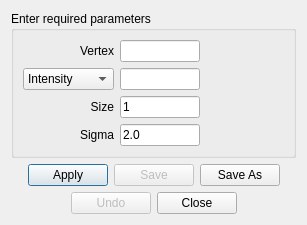
Above: freeview/DialogRepositionSurface.ui from freesurfer/freesurfer before the change. Below: the same form after it.
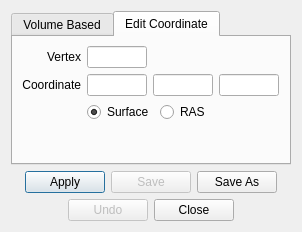
That is the form after the change. The open tabs and pages were chosen to show the change.

Commit message: Added option in Reposition Surface dialog to change vertex coordinate directly

The edit to the form file:
```diff
--- a/freeview/DialogRepositionSurface.ui
+++ b/freeview/DialogRepositionSurface.ui
@@ -6,8 +6,8 @@
    <rect>
     <x>0</x>
     <y>0</y>
-    <width>308</width>
-    <height>265</height>
+    <width>316</width>
+    <height>278</height>
    </rect>
   </property>
   <property name="windowTitle">
@@ -18,10 +18,16 @@
     <enum>QLayout::SetFixedSize</enum>
    </property>
    <item>
-    <widget class="QGroupBox" name="groupBox">
-     <property name="title">
-      <string>Enter required parameters</string>
+    <widget class="QTabWidget" name="tabWidget">
+     <property name="currentIndex">
+      <number>0</number>
      </property>
+     <widget class="QWidget" name="tabVolume">
+      <attribute name="title">
+       <string>Volume Based</string>
+      </attribute>
+      <layout class="QVBoxLayout" name="verticalLayout_2">
+       <item>
      <layout class="QGridLayout" name="gridLayout">
       <item row="0" column="0">
        <widget class="QLabel" name="label">
@@ -43,6 +49,15 @@
         </property>
        </widget>
       </item>
+         <item row="1" column="0">
+          <widget class="QComboBox" name="comboBoxTarget">
+           <item>
+            <property name="text">
+             <string>Intensity</string>
+            </property>
+           </item>
+          </widget>
+         </item>
       <item row="1" column="1">
        <widget class="QLineEdit" name="lineEditTarget">
         <property name="maximumSize">
@@ -58,9 +73,12 @@
         <property name="orientation">
          <enum>Qt::Horizontal</enum>
         </property>
+           <property name="sizeType">
+            <enum>QSizePolicy::Fixed</enum>
+           </property>
         <property name="sizeHint" stdset="0">
          <size>
-          <width>84</width>
+             <width>60</width>
           <height>20</height>
          </size>
         </property>
@@ -112,21 +130,192 @@
         </property>
        </widget>
       </item>
-      <item row="1" column="0">
-       <widget class="QComboBox" name="comboBoxTarget">
+        </layout>
+       </item>
         <item>
+        <spacer name="verticalSpacer">
+         <property name="orientation">
+          <enum>Qt::Vertical</enum>
+         </property>
+         <property name="sizeHint" stdset="0">
+          <size>
+           <width>5</width>
+           <height>0</height>
+          </size>
+         </property>
+        </spacer>
+       </item>
+      </layout>
+     </widget>
+     <widget class="QWidget" name="tabCoordinate">
+      <attribute name="title">
+       <string>Edit Coordinate</string>
+      </attribute>
+      <layout class="QGridLayout" name="gridLayout_2">
+       <item row="0" column="0">
+        <widget class="QLabel" name="label_4">
          <property name="text">
-          <string>Intensity</string>
+          <string>Vertex</string>
          </property>
-        </item>
+         <property name="alignment">
+          <set>Qt::AlignRight|Qt::AlignTrailing|Qt::AlignVCenter</set>
+         </property>
+        </widget>
+       </item>
+       <item row="0" column="1">
+        <layout class="QHBoxLayout" name="horizontalLayout_5">
         <item>
+          <widget class="QLineEdit" name="lineEditVertex2">
+           <property name="maximumSize">
+            <size>
+             <width>60</width>
+             <height>16777215</height>
+            </size>
+           </property>
+          </widget>
+         </item>
+         <item>
+          <spacer name="horizontalSpacer_6">
+           <property name="orientation">
+            <enum>Qt::Horizontal</enum>
+           </property>
+           <property name="sizeHint" stdset="0">
+            <size>
+             <width>1</width>
+             <height>1</height>
+            </size>
+           </property>
+          </spacer>
+         </item>
+        </layout>
+       </item>
+       <item row="1" column="0">
+        <widget class="QLabel" name="label_5">
          <property name="text">
           <string>Coordinate</string>
          </property>
-        </item>
-       </widget>
-      </item>
-     </layout>
+         <property name="alignment">
+          <set>Qt::AlignRight|Qt::AlignTrailing|Qt::AlignVCenter</set>
+         </property>
+        </widget>
+       </item>
+       <item row="1" column="1">
+        <layout class="QHBoxLayout" name="horizontalLayout_3">
+         <item>
+          <widget class="QLineEdit" name="lineEditCoordX">
+           <property name="minimumSize">
+            <size>
+             <width>60</width>
+             <height>0</height>
+            </size>
+           </property>
+           <property name="maximumSize">
+            <size>
+             <width>60</width>
+             <height>16777215</height>
+            </size>
+           </property>
+          </widget>
+         </item>
+         <item>
+          <widget class="QLineEdit" name="lineEditCoordY">
+           <property name="minimumSize">
+            <size>
+             <width>60</width>
+             <height>0</height>
+            </size>
+           </property>
+           <property name="maximumSize">
+            <size>
+             <width>60</width>
+             <height>16777215</height>
+            </size>
+           </property>
+          </widget>
+         </item>
+         <item>
+          <widget class="QLineEdit" name="lineEditCoordZ">
+           <property name="minimumSize">
+            <size>
+             <width>60</width>
+             <height>0</height>
+            </size>
+           </property>
+           <property name="maximumSize">
+            <size>
+             <width>60</width>
+             <height>16777215</height>
+            </size>
+           </property>
+          </widget>
+         </item>
+         <item>
+          <spacer name="horizontalSpacer_8">
+           <property name="orientation">
+            <enum>Qt::Horizontal</enum>
+           </property>
+           <property name="sizeHint" stdset="0">
+            <size>
+             <width>1</width>
+             <height>1</height>
+            </size>
+           </property>
+          </spacer>
+         </item>
+        </layout>
+       </item>
+       <item row="2" column="1">
+        <layout class="QHBoxLayout" name="horizontalLayout_4">
+         <item>
+          <widget class="QRadioButton" name="radioButtonCoordSurface">
+           <property name="text">
+            <string>Surface</string>
+           </property>
+           <property name="checked">
+            <bool>true</bool>
+           </property>
+          </widget>
+         </item>
+         <item>
+          <widget class="QRadioButton" name="radioButtonCoordRAS">
+           <property name="text">
+            <string>RAS</string>
+           </property>
+           <property name="checked">
+            <bool>false</bool>
+           </property>
+          </widget>
+         </item>
+         <item>
+          <spacer name="horizontalSpacer_7">
+           <property name="orientation">
+            <enum>Qt::Horizontal</enum>
+           </property>
+           <property name="sizeHint" stdset="0">
+            <size>
+             <width>0</width>
+             <height>0</height>
+            </size>
+           </property>
+          </spacer>
+         </item>
+        </layout>
+       </item>
+       <item row="3" column="1">
+        <spacer name="verticalSpacer_2">
+         <property name="orientation">
+          <enum>Qt::Vertical</enum>
+         </property>
+         <property name="sizeHint" stdset="0">
+          <size>
+           <width>5</width>
+           <height>5</height>
+          </size>
+         </property>
+        </spacer>
+       </item>
+      </layout>
+     </widget>
     </widget>
    </item>
    <item>
```
Left out of the diff: 57 changed lines with no effect on the pictures. Lines whose indentation alone changed are shown as unchanged. The commit also changes 8 other files.
